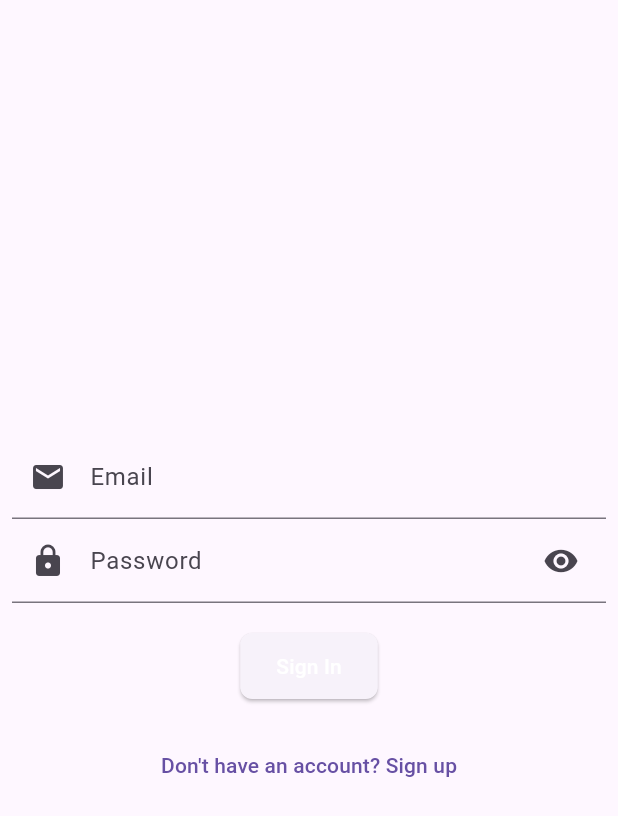
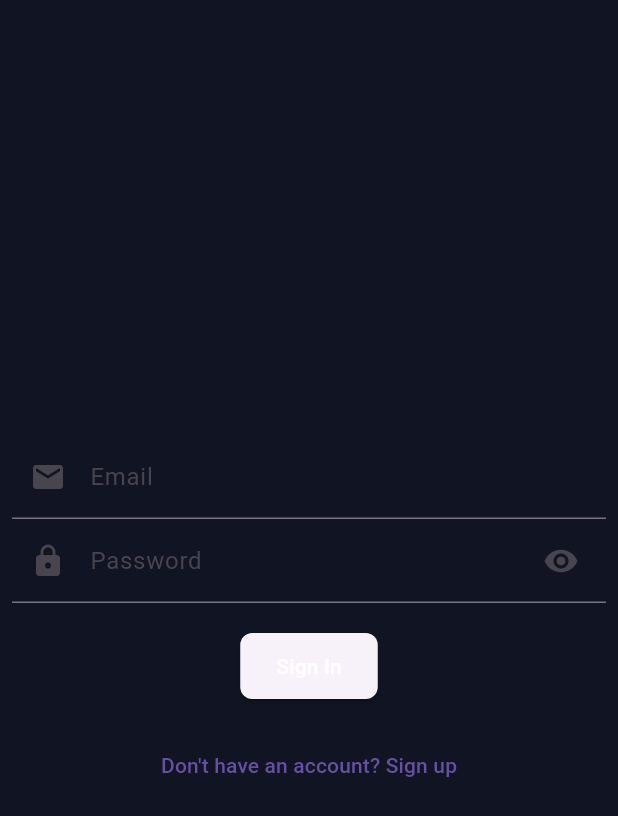
Before and after one commit to CancillerVEVO/habit-sync-app, a Flutter app: the screen it shows after launch, on a phone screen of 412 x 824 dp. Shown: the top 816 px of the screen. Run offline on Flutter 3.47's test engine with Material 3 defaults, Android fonts, the phone set to English and light mode, and no system bars; our stand-ins replace flutter_dotenv, go_router, google_fonts, supabase_flutter; accounts and stored records are empty.

Commit message:
Navegation setup

```diff
--- /dev/null
+++ b/devtools_options.yaml
@@ -0,0 +1,3 @@
+description: This file stores settings for Dart & Flutter DevTools.
+documentation: https://docs.flutter.dev/tools/devtools/extensions#configure-extension-enablement-states
+extensions:
--- a/lib/main.dart
+++ b/lib/main.dart
@@ -3,7 +3,9 @@
 import 'package:supabase_flutter/supabase_flutter.dart';
 import 'package:provider/provider.dart';
 import 'package:flutter_dotenv/flutter_dotenv.dart';
-import 'package:habit_sync_frontend/services/auth/my_auth_state.dart';
+import 'package:google_fonts/google_fonts.dart';
+import 'package:habit_sync_frontend/providers/my_auth_state.dart';
+import 'package:habit_sync_frontend/utils/app_colors.dart';
 
 Future<void> main() async {
   WidgetsFlutterBinding.ensureInitialized();
@@ -20,7 +22,7 @@
   runApp(
     MultiProvider(
       providers: [
-        Provider(create: (context) => MyAuthState(supabaseClient)),
+        Provider(create: (context) => AuthStateProvider(supabaseClient)),
       ],
       child: const MyApp(),
     ),
@@ -38,6 +40,25 @@
       title: 'Habit Sync',
       debugShowCheckedModeBanner: false,
       routerConfig: AppRouter.router,
+      theme: ThemeData(
+        snackBarTheme: const SnackBarThemeData(
+          behavior: SnackBarBehavior.floating,
+        ),
+        textTheme: GoogleFonts.robotoTextTheme(),
+        bottomNavigationBarTheme: const BottomNavigationBarThemeData(
+          selectedItemColor: AppColors.text,
+          unselectedItemColor: AppColors.text,
+          backgroundColor: AppColors.background,
+        ),
+        scaffoldBackgroundColor: AppColors.background,
+        appBarTheme: const AppBarTheme(
+          backgroundColor: AppColors.background,
+          titleTextStyle: TextStyle(
+            color: AppColors.text,
+            fontSize: 20,
+          ),
+        ),
+      ),
     );
   }
 }
--- a/lib/pages/auth/login_page.dart
+++ b/lib/pages/auth/login_page.dart
@@ -6,7 +6,7 @@ import 'package:habit_sync_frontend/services/navigation/router_constants.dart';
 import 'package:supabase_flutter/supabase_flutter.dart';
 import 'package:go_router/go_router.dart';
 import 'package:provider/provider.dart';
-import 'package:habit_sync_frontend/services/auth/my_auth_state.dart';
+import 'package:habit_sync_frontend/providers/my_auth_state.dart';
 
 class LoginPage extends StatefulWidget {
   const LoginPage({super.key});
@@ -35,7 +35,7 @@ class _LoginPageState extends State<LoginPage> {
         _isLoading = true;
       });
 
-      final authState = Provider.of<MyAuthState>(context, listen: false);
+      final authState = Provider.of<AuthStateProvider>(context, listen: false);
 
       await authState.signIn(
           _emailController.text.trim(), _passwordController.text.trim());
--- a/lib/pages/auth/signup_page.dart
+++ b/lib/pages/auth/signup_page.dart
@@ -5,7 +5,7 @@ import 'package:habit_sync_frontend/services/navigation/router_constants.dart';
 import 'package:supabase_flutter/supabase_flutter.dart';
 import 'package:go_router/go_router.dart';
 import 'package:provider/provider.dart';
-import 'package:habit_sync_frontend/services/auth/my_auth_state.dart';
+import 'package:habit_sync_frontend/providers/my_auth_state.dart';
 
 class SignupPage extends StatefulWidget {
   const SignupPage({super.key});
@@ -39,7 +39,7 @@ class _SignupPageState extends State<SignupPage> {
         _isLoading = true;
       });
 
-      final authState = Provider.of<MyAuthState>(context, listen: false);
+      final authState = Provider.of<AuthStateProvider>(context, listen: false);
 
       await authState.signUp(
           _emailController.text.trim(), _passwordController.text.trim());
--- a/lib/pages/wrapper/main_wrapper_page.dart
+++ b/lib/pages/wrapper/main_wrapper_page.dart
@@ -38,6 +38,7 @@ class _MainWrapperState extends State<MainWrapper> {
         break;
     }
   }
+
   @override
   Widget build(BuildContext context) {
     return Scaffold(
@@ -49,7 +50,7 @@ class _MainWrapperState extends State<MainWrapper> {
       bottomNavigationBar: BottomNavigationBar(
           currentIndex: _selectedIndex,
           onTap: _onItemTapped,
-          selectedItemColor: Colors.blue,
+          elevation: 0,
           items: const <BottomNavigationBarItem>[
             // Profile
             BottomNavigationBarItem(
@@ -61,8 +62,7 @@ class _MainWrapperState extends State<MainWrapper> {
             // Groups
             BottomNavigationBarItem(
                 icon: Icon(Icons.group), label: RouteConstants.groups),
-          ]
-      ),
+          ]),
     );
   }
 }
--- a/lib/services/auth/my_auth_state.dart
+++ b/lib/providers/my_auth_state.dart
@@ -1,9 +1,9 @@
 import 'package:supabase_flutter/supabase_flutter.dart';
 
-class MyAuthState {
+class AuthStateProvider {
   final SupabaseClient _supabaseClient;
 
-  MyAuthState(this._supabaseClient);
+  AuthStateProvider(this._supabaseClient);
 
   Future<void> signIn(String email, String password) async {
     try {
--- a/lib/services/navigation/app_router.dart
+++ b/lib/services/navigation/app_router.dart
@@ -8,7 +8,7 @@ import 'package:habit_sync_frontend/pages/groups/group_list_page.dart';
 import 'package:habit_sync_frontend/pages/groups/group_page.dart';
 import 'package:habit_sync_frontend/pages/profile/user_profile_page.dart';
 import 'package:habit_sync_frontend/pages/wrapper/main_wrapper_page.dart';
-import 'package:habit_sync_frontend/services/auth/my_auth_state.dart';
+import 'package:habit_sync_frontend/providers/my_auth_state.dart';
 import 'package:habit_sync_frontend/services/navigation/router_constants.dart';
 import 'package:provider/provider.dart';
 
@@ -73,21 +73,23 @@ class AppRouter {
                       return GroupListPage();
                     },
                     routes: [
-                      // Group Detail
-                      GoRoute(
-                        path: ':groupId',
-                        name: RouteConstants.group,
-                        builder: (context, state) {
-                          return GroupPage();
-                        },
-                      ),
-                      // Create Group
                       GoRoute(
                           path: 'create',
                           name: RouteConstants.createGroup,
                           builder: (context, state) {
                             return const CreateGroupPage();
                           }),
+                      // Group Detail
+                      GoRoute(
+                        path: ':groupId',
+                        name: RouteConstants.group,
+                        builder: (context, state) {
+                          final String groupId = state.pathParameters['groupId']!;
+
+                          return GroupPage(groupId: groupId);
+                        },
+                      ),
+                      // Create Group
                     ]),
               ]),
         ],
@@ -109,7 +111,7 @@ class AppRouter {
           }),
     ],
     redirect: (context, state) {
-      final authState = Provider.of<MyAuthState>(context, listen: false);
+      final authState = Provider.of<AuthStateProvider>(context, listen: false);
       print(authState.currentSession?.user.id);
       final isLoggedIn = authState.currentSession?.user.id != null;
       final isLoggingIn = state.matchedLocation == '/login';
--- /dev/null
+++ b/lib/utils/app_colors.dart
@@ -0,0 +1,8 @@
+import 'package:flutter/material.dart';
+
+class AppColors{
+  static const Color background = Color(0xFF111422);
+  static const Color primary = Color(0xFF131636);
+  static const Color accent = Color(0xFF1cbd79);
+  static const Color text = Color(0xFFe0e0e0);
+}
--- a/pubspec.yaml
+++ b/pubspec.yaml
@@ -40,6 +40,8 @@ dependencies:
   flutter_dotenv: ^5.1.0
   go_router: ^14.2.7
   provider: ^6.1.2
+  google_fonts: ^6.2.1
+  intl: ^0.19.0
 
 
 dev_dependencies:
@@ -67,6 +69,7 @@ flutter:
   # To add assets to your application, add an assets section, like this:
   assets:
     - .env
+    - assets/images/habit_sync_logo.png
   #   - images/a_dot_burr.jpeg
   #   - images/a_dot_ham.jpeg
 
```
Also changed, not shown: lib/pages/dashboard/dashboard_page.dart (+8 -5 lines), lib/pages/groups/group_list_page.dart (+26 -0 lines), lib/pages/groups/group_page.dart (+6 -2 lines), lib/pages/profile/user_profile_page.dart (+43 -0 lines), lib/providers/environment_simulation_provider.dart (added, +24 -0 lines), assets/images/habit_sync_logo.png (added), pubspec.lock.
